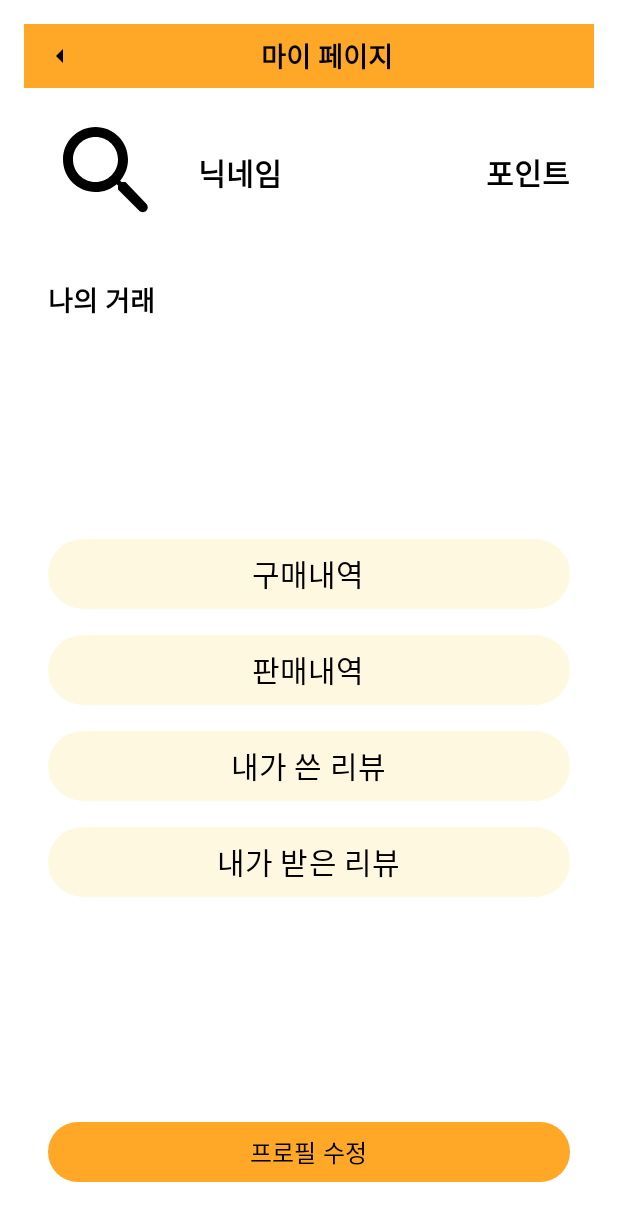
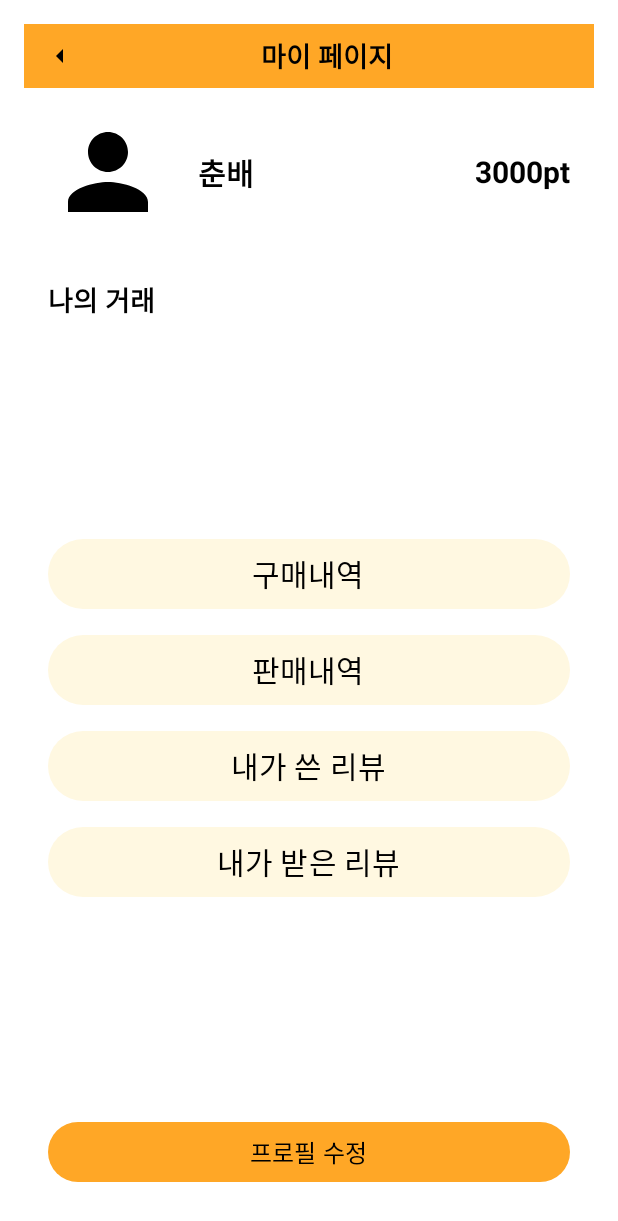
Before and after one commit to Cycrypto/mobile-zipbob, an Android app built with Jetpack Compose: the @Preview function MyPageScreenPreview, on a phone screen of 412 x 824 dp. Shown: the top 1221 px of the screen. Run offline under Robolectric (Android 15) with nearby library versions, the phone set to English and light mode, and no system bars; our stand-ins replace constraintlayout-compose; Roboto replaces fonts that are not available here.

Commit message:
마이페이지프로필수정 데이터클래스

```diff
--- a/app/src/main/java/com/example/hansotbob/ui/screen/detail/MyPageScreen.kt
+++ b/app/src/main/java/com/example/hansotbob/ui/screen/detail/MyPageScreen.kt
@@ -23,6 +23,7 @@ import androidx.constraintlayout.compose.ConstraintLayout
 import androidx.navigation.NavHostController
 import androidx.navigation.compose.rememberNavController
 import com.example.hansotbob.R
+import com.example.hansotbob.data.User
 import com.example.hansotbob.ui.theme.PrimaryColor
 import com.example.hansotbob.ui.theme.WarmPrimaryColor
 
@@ -35,7 +36,12 @@ fun MyPageScreen(navController: NavHostController) {
             .padding(16.dp)
     ) {
         val (topBar, profileContainer, transactionHeader, transactionList, editProfileButton) = createRefs()
-
+        val user = User(
+            userName = "곽춘배",
+            nickname = "춘배",
+            userPoint = 3000,
+            imagePainterId = R.drawable.ic_mypage
+        )
         // Top Bar
         Row(
             verticalAlignment = Alignment.CenterVertically,
@@ -79,7 +85,7 @@ fun MyPageScreen(navController: NavHostController) {
             val (profileImage, nickname, points) = createRefs()
 
             Image(
-                painter = painterResource(id = R.drawable.ic_notification),
+                painter = painterResource(id = user.imagePainterId),
                 contentDescription = "Profile Image",
                 modifier = Modifier
                     .size(80.dp)
@@ -91,7 +97,7 @@ fun MyPageScreen(navController: NavHostController) {
             )
 
             Text(
-                text = "닉네임",
+                text = user.nickname,
                 fontSize = 20.sp,
                 fontWeight = FontWeight.Bold,
                 modifier = Modifier
@@ -103,7 +109,7 @@ fun MyPageScreen(navController: NavHostController) {
             )
 
             Text(
-                text = "포인트",
+                text = "${user.userPoint}pt",
                 fontSize = 20.sp,
                 fontWeight = FontWeight.Bold,
                 modifier = Modifier.constrainAs(points) {
```
Also changed, not shown: app/src/main/java/com/example/hansotbob/ui/screen/detail/MyPageProfileEditScreen.kt (+8 -1 lines).
